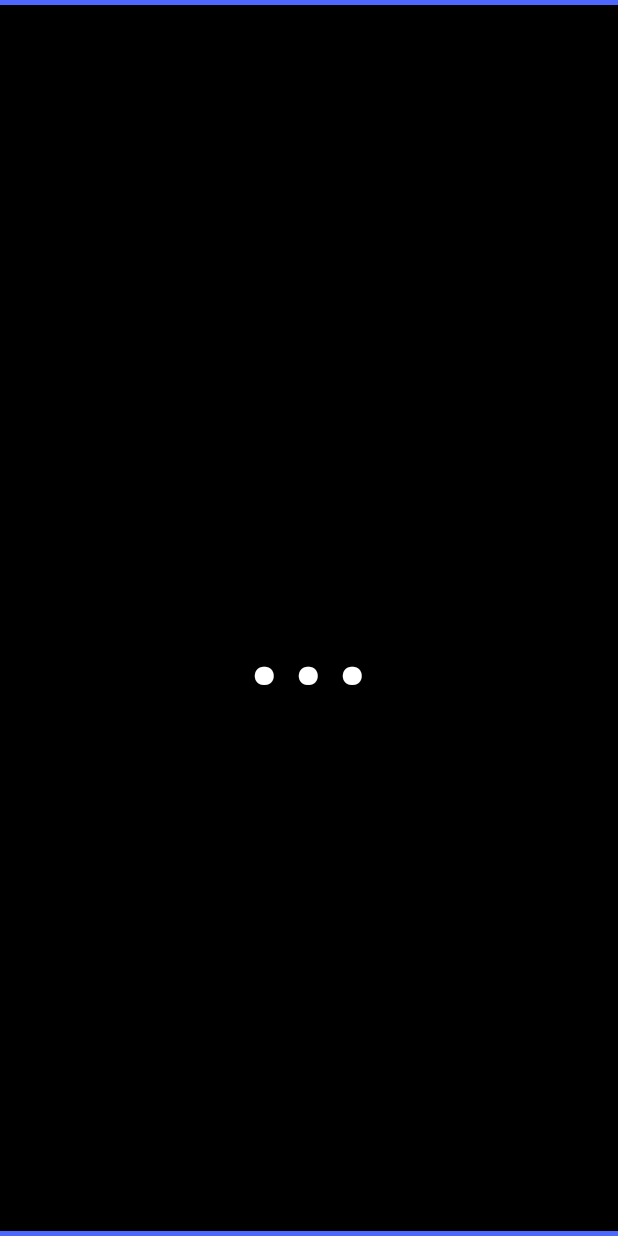
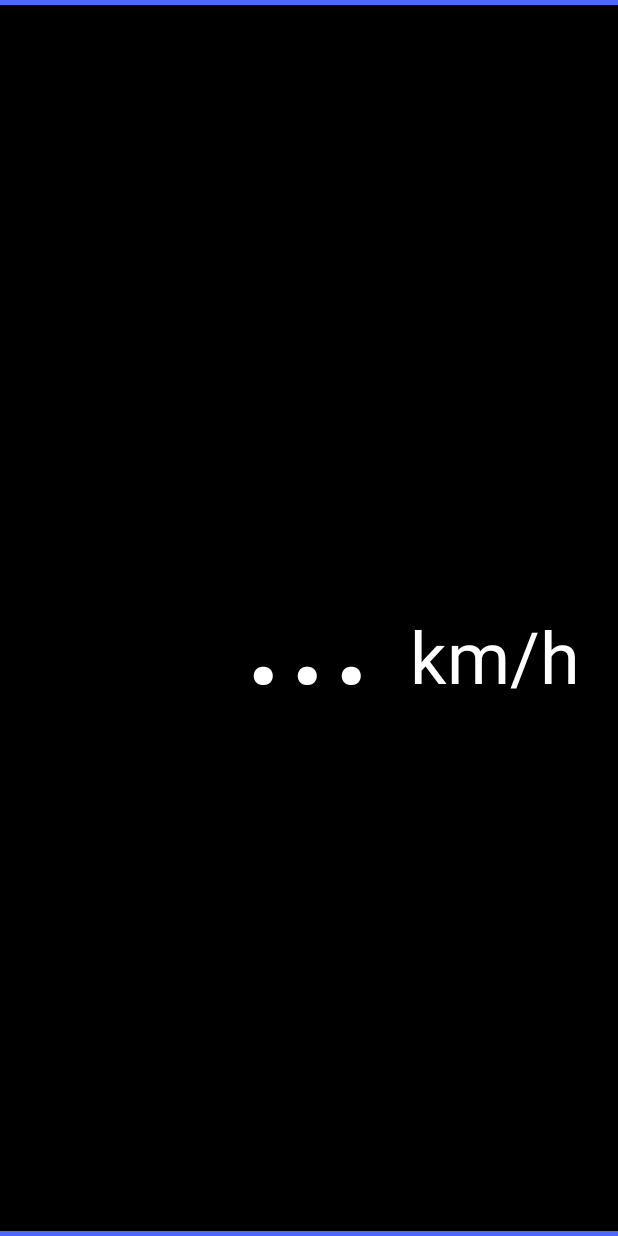
Before and after one commit to nhirokinet/bluesquarespeedometer, an Android app: the DigitalSpeedometer1Activity screen opened directly, with no data from a screen before it, on a phone screen of 412 x 824 dp. Run offline under Robolectric (Android 15) with nearby library versions, the phone set to English and light mode, and no system bars.

Commit message:
Improve display of speedometer digital 1
Looks like auto text size is up to 112sp, assuming this

```diff
--- a/app/src/main/java/net/nhiroki/bluesquarespeedometer/viewers/DigitalSpeedometer1Activity.kt
+++ b/app/src/main/java/net/nhiroki/bluesquarespeedometer/viewers/DigitalSpeedometer1Activity.kt
@@ -54,6 +54,7 @@ class DigitalSpeedometer1Activity : AppCompatActivity() {
         super.onResume()
         findViewById<TextView>(R.id.digital_meter1_textview).setText("...")
         updateLocationProvider()
+        updateUnitText()
     }
 
     @SuppressLint("MissingPermission")
@@ -78,22 +79,43 @@ class DigitalSpeedometer1Activity : AppCompatActivity() {
     }
 
     // Confidence for each unit is on comment on MainActivity
+    private fun updateUnitText() {
+        val speedUnit:Int = PreferenceManager.getDefaultSharedPreferences(this).getInt(MainActivity.PREFERENCE_KEY_SPEED_UNIT, MainActivity.PREFERENCE_VAL_SPEED_UNIT_DEFAULT )!!
+
+        when(speedUnit) {
+            MainActivity.PREFERENCE_VAL_SPEED_UNIT_KM_H -> {
+                findViewById<TextView>(R.id.digital_meter1_unit_textview).setText(getText(R.string.unit_km_per_hour))
+            }
+            MainActivity.PREFERENCE_VAL_SPEED_UNIT_KNOT -> {
+                findViewById<TextView>(R.id.digital_meter1_unit_textview).setText(getText(R.string.unit_knot))
+            }
+            MainActivity.PREFERENCE_VAL_SPEED_UNIT_M_S -> {
+                findViewById<TextView>(R.id.digital_meter1_unit_textview).setText(getText(R.string.unit_meter_per_second))
+            }
+            MainActivity.PREFERENCE_VAL_SPEED_UNIT_MPH -> {
+                findViewById<TextView>(R.id.digital_meter1_unit_textview).setText(getText(R.string.unit_mile_per_hour))
+            }
+        }
+    }
+
+    // Confidence for each unit is on comment on MainActivity
     private fun updateLocation(location: Location) {
         val speedUnit:Int = PreferenceManager.getDefaultSharedPreferences(this).getInt(MainActivity.PREFERENCE_KEY_SPEED_UNIT, MainActivity.PREFERENCE_VAL_SPEED_UNIT_DEFAULT )!!
 
         when(speedUnit) {
             MainActivity.PREFERENCE_VAL_SPEED_UNIT_KM_H -> {
-                findViewById<TextView>(R.id.digital_meter1_textview).setText((location.speed * 3.6).toInt().toString() + " " + getText(R.string.unit_km_per_hour))
+                findViewById<TextView>(R.id.digital_meter1_textview).setText((location.speed * 3.6).toInt().toString())
             }
             MainActivity.PREFERENCE_VAL_SPEED_UNIT_KNOT -> {
-                findViewById<TextView>(R.id.digital_meter1_textview).setText((location.speed * 3.6 / 1.852).toInt().toString() + " " + getText(R.string.unit_knot))
+                findViewById<TextView>(R.id.digital_meter1_textview).setText((location.speed * 3.6 / 1.852).toInt().toString())
             }
             MainActivity.PREFERENCE_VAL_SPEED_UNIT_M_S -> {
-                findViewById<TextView>(R.id.digital_meter1_textview).setText((location.speed).toInt().toString() + " " + getText(R.string.unit_meter_per_second))
+                findViewById<TextView>(R.id.digital_meter1_textview).setText((location.speed).toInt().toString())
             }
             MainActivity.PREFERENCE_VAL_SPEED_UNIT_MPH -> {
-                findViewById<TextView>(R.id.digital_meter1_textview).setText((location.speed * 3.6 / 1.609344).toInt().toString() + " " + getText(R.string.unit_mile_per_hour))
+                findViewById<TextView>(R.id.digital_meter1_textview).setText((location.speed * 3.6 / 1.609344).toInt().toString())
             }
         }
+        updateUnitText()
     }
 }
--- a/app/src/main/res/layout/activity_viewers_digital_meter1.xml
+++ b/app/src/main/res/layout/activity_viewers_digital_meter1.xml
@@ -1,7 +1,6 @@
 <?xml version="1.0" encoding="utf-8"?>
 <LinearLayout xmlns:android="http://schemas.android.com/apk/res/android"
     xmlns:tools="http://schemas.android.com/tools"
-    xmlns:app="http://schemas.android.com/apk/res-auto"
     android:layout_width="match_parent"
     android:layout_height="match_parent"
     tools:context=".viewers.DigitalSpeedometer1Activity"
@@ -11,13 +10,36 @@
     android:background="@color/colorAccent"
     android:keepScreenOn="true"
     >
-    <TextView
-        android:id="@+id/digital_meter1_textview"
+    <LinearLayout
         android:layout_width="match_parent"
         android:layout_height="match_parent"
-        app:autoSizeTextType="uniform"
-        android:gravity="center_vertical|center_horizontal"
-        android:textColor="?baseTextColor"
+        android:orientation="vertical"
         android:background="?backgroundColor"
-        />
+        android:gravity="center_vertical"
+        >
+        <LinearLayout
+            android:layout_width="match_parent"
+            android:layout_height="wrap_content"
+            android:orientation="horizontal"
+            android:gravity="center_horizontal"
+            >
+            <TextView
+                android:id="@+id/digital_meter1_textview"
+                android:layout_width="224sp"
+                android:layout_height="wrap_content"
+                android:textSize="112sp"
+                android:textColor="?baseTextColor"
+                android:gravity="end"
+                />
+            <TextView
+                android:id="@+id/digital_meter1_unit_textview"
+                android:layout_width="wrap_content"
+                android:layout_height="wrap_content"
+                android:textSize="48sp"
+                android:paddingStart="24sp"
+                android:textColor="?baseTextColor"
+                android:gravity="bottom"
+                />
+        </LinearLayout>
+    </LinearLayout>
 </LinearLayout>
```
